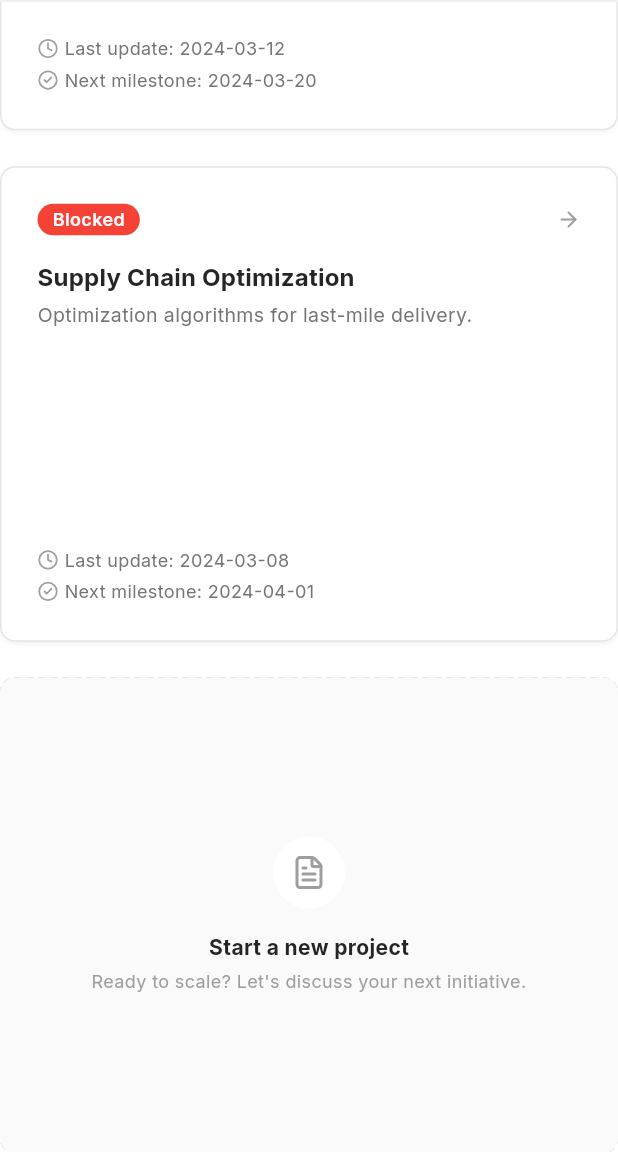
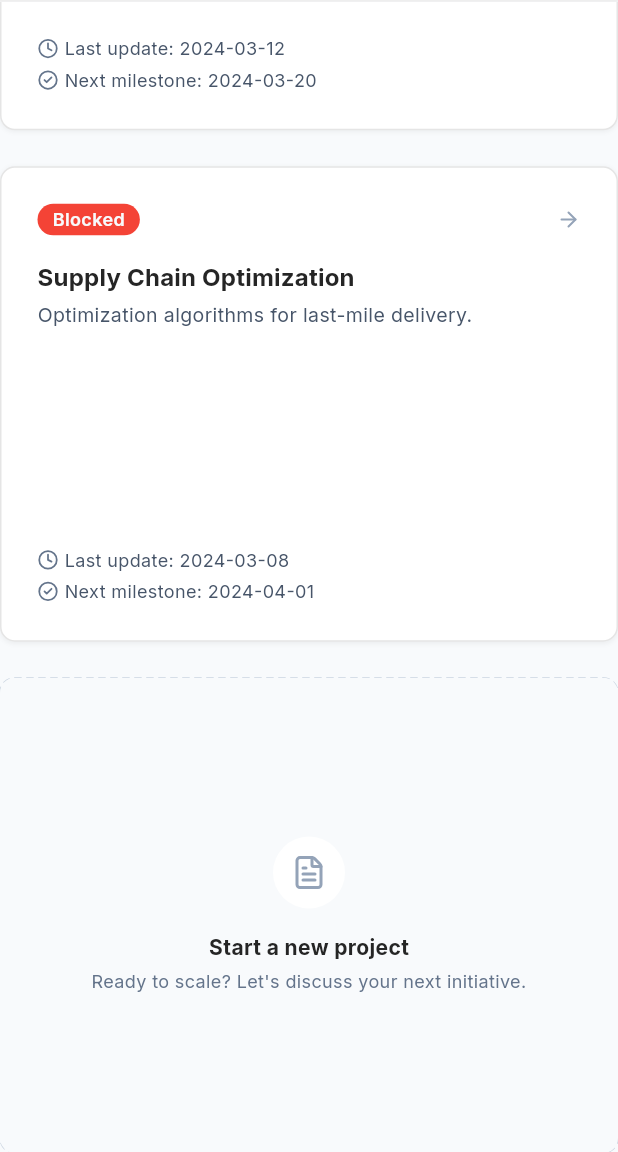
Before and after one commit to emilioantonio-perezocampo/genis_website, a Flutter app: the PortalDashboard screen opened by its route, scrolled down 953 dp, on a phone screen of 412 x 824 dp, the part 84-1236 px from its top. Run offline on Flutter 3.47's test engine with Material 3 defaults, Android fonts, the phone set to English and light mode, and no system bars; our stand-ins replace flutter_animate, go_router, google_fonts, lucide_icons.

Commit message:
Fix hardcoded colors and layout background mismatches

```diff
--- a/lib/src/features/portal/presentation/portal_dashboard.dart
+++ b/lib/src/features/portal/presentation/portal_dashboard.dart
@@ -73,13 +73,13 @@ class PortalDashboard extends StatelessWidget {
                 ),
                 const SizedBox(height: 16),
                 const _UpdateLineItem(
-                  color: Colors.blue,
+                  color: AppTheme.blue600,
                   label: "Enterprise Search RAG:",
                   text: "New architecture diagram uploaded.",
                 ),
                 const SizedBox(height: 8),
                 const _UpdateLineItem(
-                  color: Colors.red,
+                  color: AppTheme.red600,
                   label: "Supply Chain Optimization:",
                   text: "Status changed to Blocked (waiting on API keys).",
                 ),
@@ -94,18 +94,18 @@ class PortalDashboard extends StatelessWidget {
             width: double.infinity,
             padding: const EdgeInsets.symmetric(vertical: 12),
             decoration: BoxDecoration(
-              color: Colors.grey[100],
-              border: Border.all(color: Colors.grey[200]!),
+              color: AppTheme.slate100,
+              border: Border.all(color: AppTheme.slate200),
               borderRadius: BorderRadius.circular(6),
             ),
             child: const Row(
               mainAxisAlignment: MainAxisAlignment.center,
               children: [
-                Icon(LucideIcons.alertCircle, size: 14, color: Colors.grey),
+                Icon(LucideIcons.alertCircle, size: 14, color: AppTheme.slate500),
                 SizedBox(width: 8),
                 Text(
                   "You only see your organization's projects and content.",
-                  style: TextStyle(fontSize: 12, color: Colors.grey),
+                  style: TextStyle(fontSize: 12, color: AppTheme.slate500),
                 ),
               ],
             ),
@@ -219,7 +219,7 @@ class _ProjectCard extends StatelessWidget {
                   label: label,
                   variant: variant,
                 ),
-                const Icon(LucideIcons.arrowRight, size: 16, color: Colors.grey),
+                const Icon(LucideIcons.arrowRight, size: 16, color: AppTheme.slate400),
               ],
             ),
             const SizedBox(height: 16),
@@ -232,24 +232,24 @@ class _ProjectCard extends StatelessWidget {
             const SizedBox(height: 4),
             Text(
               project.description,
-              style: theme.textTheme.bodyMedium?.copyWith(color: Colors.grey[600], fontSize: 13),
+              style: theme.textTheme.bodyMedium?.copyWith(color: AppTheme.slate600, fontSize: 13),
               maxLines: 2,
               overflow: TextOverflow.ellipsis,
             ),
             const Spacer(),
             Row(
               children: [
-                const Icon(LucideIcons.clock, size: 14, color: Colors.grey),
+                const Icon(LucideIcons.clock, size: 14, color: AppTheme.slate500),
                 const SizedBox(width: 4),
-                Text("Last update: ${project.lastUpdate}", style: TextStyle(fontSize: 12, color: Colors.grey[600])),
+                Text("Last update: ${project.lastUpdate}", style: const TextStyle(fontSize: 12, color: AppTheme.slate600)),
               ],
             ),
             const SizedBox(height: 4),
              Row(
               children: [
-                const Icon(LucideIcons.checkCircle2, size: 14, color: Colors.grey),
+                const Icon(LucideIcons.checkCircle2, size: 14, color: AppTheme.slate500),
                 const SizedBox(width: 4),
-                Text("Next milestone: ${project.nextMilestone}", style: TextStyle(fontSize: 12, color: Colors.grey[600])),
+                Text("Next milestone: ${project.nextMilestone}", style: const TextStyle(fontSize: 12, color: AppTheme.slate600)),
               ],
             ),
           ],
@@ -268,13 +268,13 @@ class _StartNewProjectCard extends StatelessWidget {
       onTap: () {},
       borderRadius: BorderRadius.circular(10),
       child: _DashedBorderContainer(
-        color: Colors.grey[300]!,
+        color: AppTheme.slate300,
         strokeWidth: 1,
         gap: 3,
         borderRadius: 10,
         child: Container(
           decoration: BoxDecoration(
-            color: Colors.grey[50],
+            color: AppTheme.slate50,
             borderRadius: BorderRadius.circular(10),
           ),
           width: double.infinity,
@@ -285,7 +285,7 @@ class _StartNewProjectCard extends StatelessWidget {
               Container(
                 padding: const EdgeInsets.all(12),
                 decoration: const BoxDecoration(color: Colors.white, shape: BoxShape.circle),
-                child: const Icon(LucideIcons.fileText, color: Colors.grey),
+                child: const Icon(LucideIcons.fileText, color: AppTheme.slate400),
               ),
               const SizedBox(height: 16),
               const Text(
@@ -296,7 +296,7 @@ class _StartNewProjectCard extends StatelessWidget {
               Text(
                 "Ready to scale? Let's discuss your next initiative.",
                 textAlign: TextAlign.center,
-                style: TextStyle(fontSize: 12, color: Colors.grey[500]),
+                style: const TextStyle(fontSize: 12, color: AppTheme.slate500),
               ),
             ],
           ),
--- a/lib/src/features/portal/presentation/portal_layout.dart
+++ b/lib/src/features/portal/presentation/portal_layout.dart
@@ -1,5 +1,6 @@
 import 'package:flutter/material.dart';
 import 'package:genis_website/src/shared/components/sidebar_layout.dart';
+import 'package:genis_website/src/theme/app_theme.dart';
 import 'package:go_router/go_router.dart';
 import 'package:lucide_icons/lucide_icons.dart';
 
@@ -14,6 +15,7 @@ class PortalLayout extends StatelessWidget {
       title: 'GIS Client Hub',
       sidebarColor: Colors.white,
       sidebarTextColor: Colors.black87,
+      scaffoldBackgroundColor: AppTheme.slate50,
       navItems: const [
         SidebarItem(label: 'Dashboard', path: '/portal/dashboard', icon: LucideIcons.layoutDashboard),
         SidebarItem(label: 'Projects', path: '/portal/projects/1', icon: LucideIcons.folderKanban),
--- a/lib/src/features/public/presentation/case_studies_page.dart
+++ b/lib/src/features/public/presentation/case_studies_page.dart
@@ -104,7 +104,7 @@ class _CaseStudiesGrid extends StatelessWidget {
                                     opacity: 0.8,
                                     child: ColorFiltered(
                                       colorFilter: const ColorFilter.mode(
-                                        Colors.grey,
+                                        AppTheme.slate500,
                                         BlendMode.saturation, // grayscale
                                       ),
                                       // Note: mix-blend-multiply is hard to replicate perfectly on network image without custom shader or complex stack,
@@ -113,7 +113,7 @@ class _CaseStudiesGrid extends StatelessWidget {
                                       child: Image.network(
                                         study.image,
                                         fit: BoxFit.cover,
-                                        errorBuilder: (context, error, stackTrace) => const Center(child: Icon(Icons.image_not_supported)),
+                                        errorBuilder: (context, error, stackTrace) => const Center(child: Icon(Icons.image_not_supported, color: AppTheme.slate400)),
                                       ),
                                     ),
                                   ),
--- a/lib/src/features/public/presentation/contact_page.dart
+++ b/lib/src/features/public/presentation/contact_page.dart
@@ -46,11 +46,11 @@ class _ContactPageState extends State<ContactPage> {
               Container(
                 width: 64,
                 height: 64,
-                decoration: BoxDecoration(
-                  color: Colors.green[100],
+                decoration: const BoxDecoration(
+                  color: AppTheme.green100,
                   shape: BoxShape.circle,
                 ),
-                child: Icon(LucideIcons.check, size: 32, color: Colors.green[600]),
+                child: const Icon(LucideIcons.check, size: 32, color: AppTheme.green600),
               ),
               const SizedBox(height: 24),
               Text(
--- a/lib/src/features/public/presentation/public_layout.dart
+++ b/lib/src/features/public/presentation/public_layout.dart
@@ -11,7 +11,7 @@ class PublicLayout extends StatelessWidget {
   @override
   Widget build(BuildContext context) {
     return Scaffold(
-      backgroundColor: Colors.white, // bg-slate-50 equivalent
+      backgroundColor: AppTheme.slate50, // bg-slate-50 equivalent
       body: Column(
         children: [
           const _PublicHeader(),
--- a/lib/src/features/public/presentation/services_page.dart
+++ b/lib/src/features/public/presentation/services_page.dart
@@ -143,7 +143,7 @@ class _ServiceCategories extends StatelessWidget {
                               child: Row(
                                 crossAxisAlignment: CrossAxisAlignment.start,
                                 children: [
-                                  const Icon(LucideIcons.check, size: 16, color: Colors.blue),
+                                  const Icon(LucideIcons.check, size: 16, color: AppTheme.blue600),
                                   const SizedBox(width: 8),
                                   Expanded(
                                     child: Text(
@@ -316,7 +316,7 @@ class _EngagementCard extends StatelessWidget {
                       width: 6,
                       height: 6,
                       decoration: BoxDecoration(
-                        color: isPrimary ? Colors.blue : Colors.grey,
+                        color: isPrimary ? AppTheme.blue600 : AppTheme.slate500,
                         shape: BoxShape.circle,
                       ),
                     ),
@@ -360,7 +360,7 @@ class _EngagementCard extends StatelessWidget {
               child: Container(
                 padding: const EdgeInsets.symmetric(horizontal: 12, vertical: 4),
                 decoration: BoxDecoration(
-                  color: Colors.blue,
+                  color: AppTheme.blue600,
                   borderRadius: BorderRadius.circular(999),
                 ),
                 child: Text(
--- a/lib/src/theme/app_theme.dart
+++ b/lib/src/theme/app_theme.dart
@@ -110,6 +110,14 @@ class AppTheme {
   static const blue100 = Color(0xFFDBEAFE);
   static const blue600 = Color(0xFF2563EB);
   static const blue700 = Color(0xFF1D4ED8);
+
+  // Tailwind Green Palette
+  static const green100 = Color(0xFFDCFCE7);
+  static const green600 = Color(0xFF16A34A);
+
+  // Tailwind Red Palette
+  static const red100 = Color(0xFFFEE2E2);
+  static const red600 = Color(0xFFDC2626);
 
   // Brand Colors
   static const brandPrimary = Color(0xFF030213);
```
